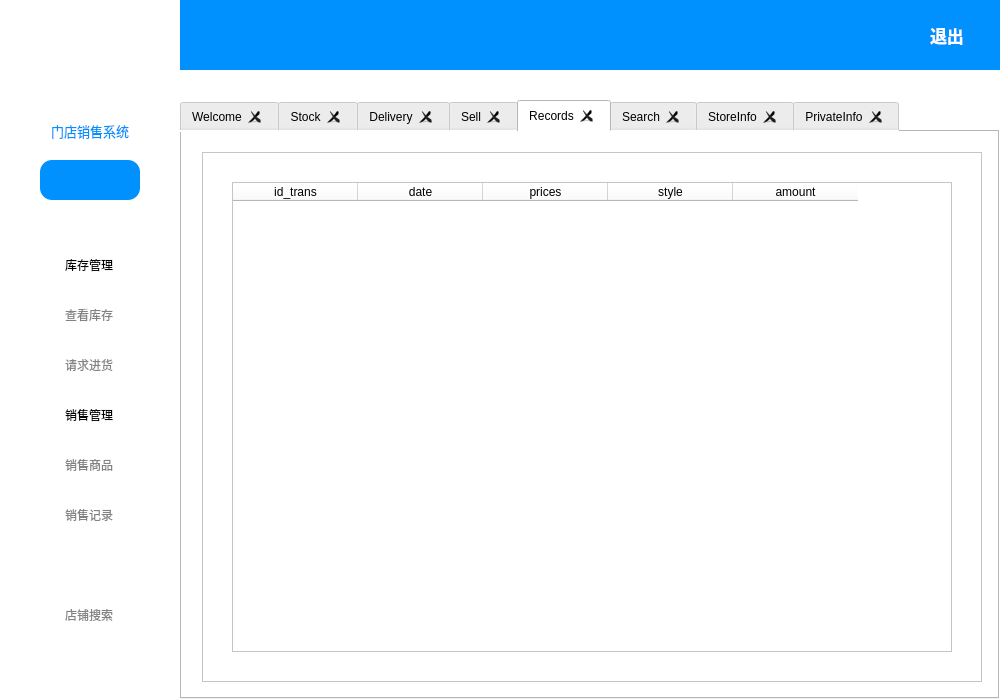
Above: src-client/mainwindow.ui from Onlyonehead/NMSL-Proj1 before the change. Below: the same form after it.
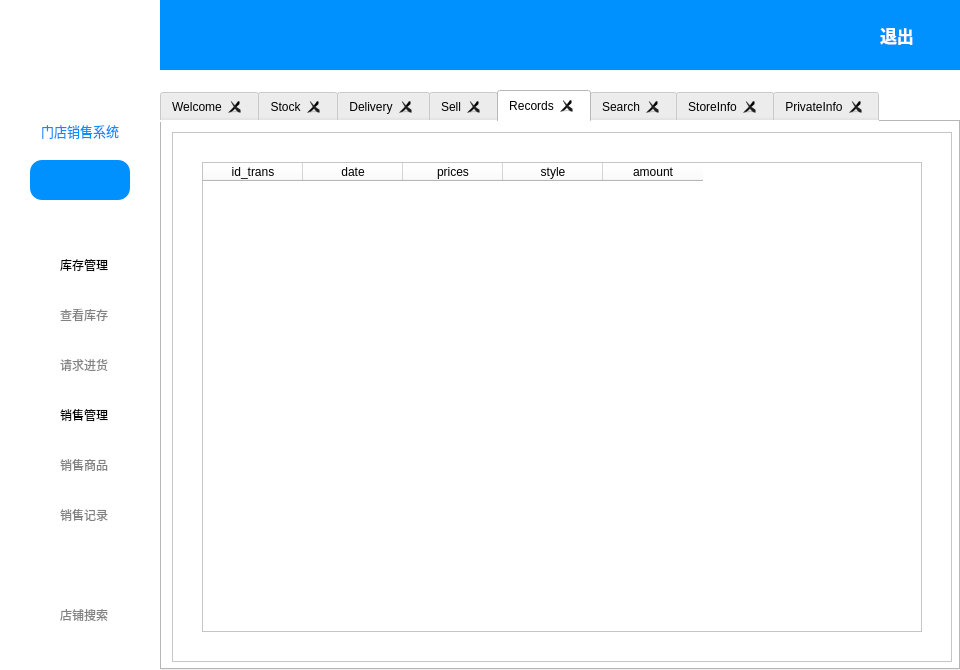
That is the form after the change. The open tabs and pages were chosen to show the change. Icons and pictures are not drawn.

```diff
--- a/src-client/mainwindow.ui
+++ b/src-client/mainwindow.ui
@@ -6,8 +6,8 @@
    <rect>
     <x>0</x>
     <y>0</y>
-    <width>1000</width>
-    <height>700</height>
+    <width>960</width>
+    <height>670</height>
    </rect>
   </property>
   <property name="windowTitle">
@@ -22,8 +22,8 @@
      <rect>
       <x>0</x>
       <y>0</y>
-      <width>180</width>
-      <height>700</height>
+      <width>160</width>
+      <height>670</height>
      </rect>
     </property>
     <property name="styleSheet">
@@ -45,7 +45,7 @@
     <widget class="QLabel" name="label">
      <property name="geometry">
       <rect>
-       <x>60</x>
+       <x>50</x>
        <y>30</y>
        <width>60</width>
        <height>60</height>
@@ -67,7 +67,7 @@
     <widget class="QLabel" name="label_2">
      <property name="geometry">
       <rect>
-       <x>20</x>
+       <x>10</x>
        <y>110</y>
        <width>140</width>
        <height>41</height>
@@ -92,7 +92,7 @@
     <widget class="QPushButton" name="pushButton_shop">
      <property name="geometry">
       <rect>
-       <x>40</x>
+       <x>30</x>
        <y>160</y>
        <width>100</width>
        <height>40</height>
@@ -133,7 +133,7 @@
     <widget class="QLabel" name="label_title1">
      <property name="geometry">
       <rect>
-       <x>65</x>
+       <x>60</x>
        <y>250</y>
        <width>100</width>
        <height>30</height>
@@ -146,7 +146,7 @@
     <widget class="QPushButton" name="pushButton_1">
      <property name="geometry">
       <rect>
-       <x>65</x>
+       <x>60</x>
        <y>300</y>
        <width>100</width>
        <height>30</height>
@@ -166,7 +166,7 @@
     <widget class="QPushButton" name="pushButton_3">
      <property name="geometry">
       <rect>
-       <x>65</x>
+       <x>60</x>
        <y>350</y>
        <width>100</width>
        <height>30</height>
@@ -186,7 +186,7 @@
     <widget class="QPushButton" name="pushButton_2">
      <property name="geometry">
       <rect>
-       <x>65</x>
+       <x>60</x>
        <y>600</y>
        <width>100</width>
        <height>30</height>
@@ -206,7 +206,7 @@
     <widget class="QLabel" name="label_title2">
      <property name="geometry">
       <rect>
-       <x>65</x>
+       <x>60</x>
        <y>400</y>
        <width>100</width>
        <height>30</height>
@@ -235,7 +235,7 @@
     <widget class="QPushButton" name="pushButton_5">
      <property name="geometry">
       <rect>
-       <x>65</x>
+       <x>60</x>
        <y>500</y>
        <width>100</width>
        <height>30</height>
@@ -255,7 +255,7 @@
     <widget class="QPushButton" name="pushButton_4">
      <property name="geometry">
       <rect>
-       <x>65</x>
+       <x>60</x>
        <y>450</y>
        <width>100</width>
        <height>30</height>
@@ -276,9 +276,9 @@
    <widget class="QWidget" name="widget_2" native="true">
     <property name="geometry">
      <rect>
-      <x>180</x>
+      <x>160</x>
       <y>0</y>
-      <width>820</width>
+      <width>800</width>
       <height>70</height>
      </rect>
     </property>
@@ -290,14 +290,14 @@
     <widget class="QPushButton" name="pushButton_user">
      <property name="geometry">
       <rect>
-       <x>580</x>
-       <y>20</y>
-       <width>150</width>
-       <height>30</height>
+       <x>530</x>
+       <y>23</y>
+       <width>130</width>
+       <height>27</height>
       </rect>
      </property>
      <property name="styleSheet">
-      <string notr="true">text-align:left;
+      <string notr="true">text-align:center;
 border:0px;
 color:rgb(255, 255, 255);</string>
      </property>
@@ -308,7 +308,7 @@
     <widget class="QFrame" name="frame_exit">
      <property name="geometry">
       <rect>
-       <x>730</x>
+       <x>700</x>
        <y>25</y>
        <width>55</width>
        <height>20</height>
@@ -383,10 +383,10 @@
     </property>
     <property name="geometry">
      <rect>
-      <x>180</x>
-      <y>100</y>
-      <width>819</width>
-      <height>599</height>
+      <x>160</x>
+      <y>90</y>
+      <width>800</width>
+      <height>580</height>
      </rect>
     </property>
     <property name="styleSheet">
@@ -1423,8 +1423,8 @@
      <widget class="QFrame" name="frame_5">
       <property name="geometry">
        <rect>
-        <x>20</x>
-        <y>20</y>
+        <x>10</x>
+        <y>10</y>
         <width>780</width>
         <height>530</height>
        </rect>
@@ -1439,6 +1439,9 @@
        <enum>QFrame::Raised</enum>
       </property>
       <widget class="QTableWidget" name="tableWidget_records">
+       <property name="enabled">
+        <bool>true</bool>
+       </property>
        <property name="geometry">
         <rect>
          <x>30</x>
@@ -1447,16 +1450,30 @@
          <height>470</height>
         </rect>
        </property>
-       <attribute name="horizontalHeaderCascadingSectionResizes">
-        <bool>false</bool>
-       </attribute>
-       <attribute name="horizontalHeaderDefaultSectionSize">
-        <number>125</number>
-       </attribute>
+       <property name="styleSheet">
+        <string notr="true">QScrollBar{background:transparent; height:10px;}
+QScrollBar::handle{background:lightgray; border:0px;}
+QScrollBar::handle:hover{background:gray;}
+QScrollBar::sub-line{background:transparent;}
+QScrollBar::add-line{background:transparent;}
+</string>
+       </property>
+       <property name="verticalScrollBarPolicy">
+        <enum>Qt::ScrollBarAsNeeded</enum>
+       </property>
+       <property name="horizontalScrollBarPolicy">
+        <enum>Qt::ScrollBarAsNeeded</enum>
+       </property>
+       <property name="dragEnabled">
+        <bool>true</bool>
+       </property>
        <column>
         <property name="text">
          <string>id_trans</string>
         </property>
+        <property name="textAlignment">
+         <set>AlignCenter</set>
+        </property>
        </column>
        <column>
         <property name="text">
```
Left out of the diff: 58 changed lines with no effect on the pictures.
